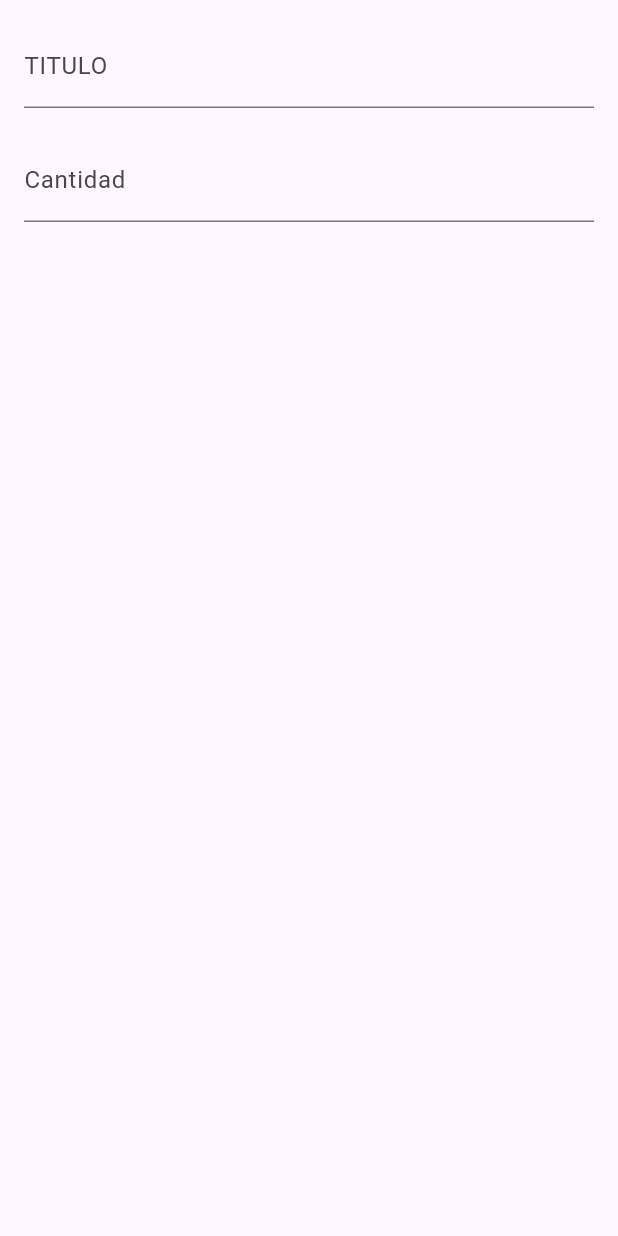
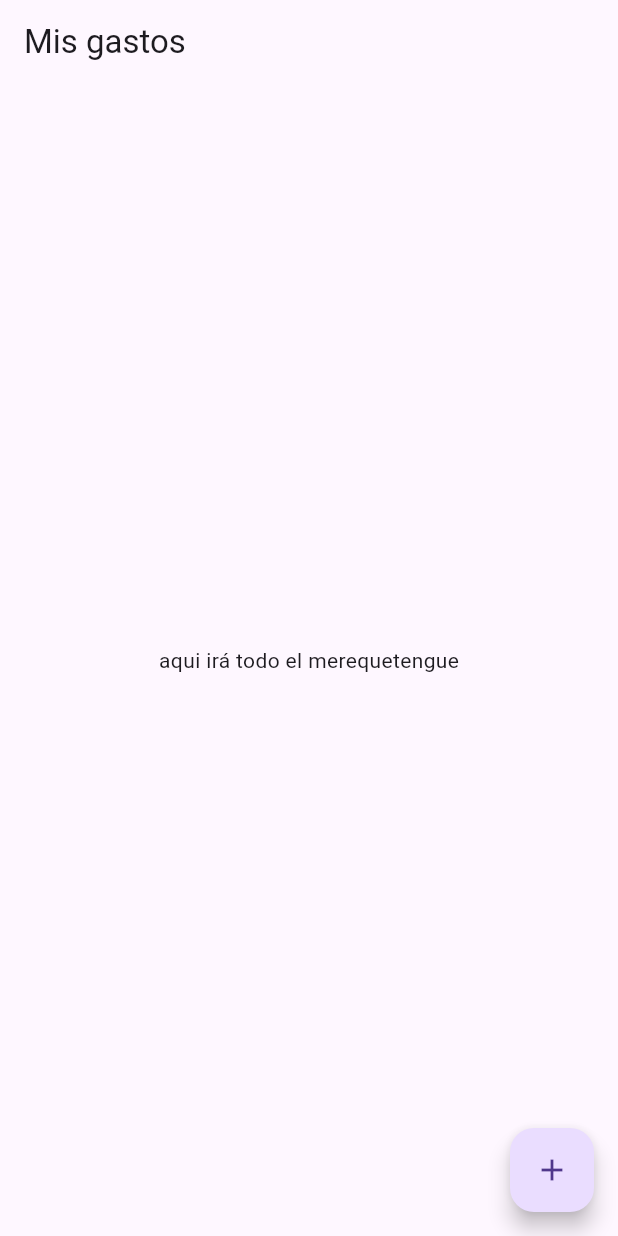
Before and after one commit to May-ecr/superSuperGeniales, a Flutter app: the screen it shows after launch, on a phone screen of 412 x 824 dp. Run offline on Flutter 3.47's test engine with Material 3 defaults, Android fonts, the phone set to English and light mode, and no system bars.

Commit message:
Cambio 2, se agrega pantalla principal

```diff
--- a/proyectofinal/lib/main.dart
+++ b/proyectofinal/lib/main.dart
@@ -1,8 +1,21 @@
 import 'package:flutter/material.dart';
-import 'package:proyectofinal/cuestionario.dart';
+//import 'package:proyectofinal/cuestionario.dart';
+import 'package:proyectofinal/pantalla_principal.dart';
 
 void main (){
   runApp(
-    const Cuestionario()
+    const MyApp()
   );
 }
+ //esto no se pq se tuvo que crear pero si no lo ponia me salia una pantalla roja jajaja
+class MyApp extends StatelessWidget {
+  const MyApp({super.key});
+
+  @override
+  Widget build(BuildContext context) {
+    return const MaterialApp(
+      debugShowCheckedModeBanner: false,
+      home: pantallaPrincipal(),
+    );
+  }
+}
--- /dev/null
+++ b/proyectofinal/lib/pantalla_principal.dart
@@ -0,0 +1,57 @@
+import 'package:flutter/material.dart';
+import 'cuestionario.dart';
+
+class pantallaPrincipal extends StatefulWidget{
+  const pantallaPrincipal({super.key});
+
+  @override
+  State<pantallaPrincipal> createState(){
+   return  _pantallaPrincipalState();
+  //  el StatefulWidget es una cosa que tiene dos partes, el estado y un
+  //  widget(no entiendo que es el widget jaja) entonces en el estado
+  //  es donde se ponen o donde van las cosas que cambian
+  }
+}
+
+class _pantallaPrincipalState extends State<pantallaPrincipal>{
+  //esta clase guarda todo lo que puede cambiar en nuestra bella pantalla
+
+  @override
+  Widget build(BuildContext context) {
+    // el método build es lit construir, flutter ejecuta lo que pongamos
+    //aquí cada vez que la pantalla se actualice o refresque como cuando
+    //agreguemos un gasto se tiene que volver a construir para mostrar el
+    //nuevo gasto
+    return Scaffold(//este es como una estructura para que la pantalla
+    //se vea linda, me imagino como el body en web
+    //dentro de aqui podemos poner los demas elementos que iran en nuestra bella pantalla
+    appBar: AppBar(//appBar es como un espacio para una barra en la parte
+    //de arriba de la pantalla
+      title: const Text("Mis gastos"),
+    ),
+    body: const Center(//este es como el contenido principal de nuestra pantalla
+      //y con center, centrará todo lo que esté adentro
+      child: Text ("aqui irá todo el merequetengue"),
+      // el child es como un bebé, o sea por ejemplo el body es una caja
+      // que es el papá, entonces child es una caja bebé dentro de la caja pantallaPrincipal
+      // y cuando es child es pq en esta cajita solo habr´ra un elemento y
+      // cuando es children es que en esa caja puede haber más elementos que solo 1
+    ),
+
+    floatingActionButton: FloatingActionButton(
+      // floatingActionButton es un bontoncito flotante y redondito
+      onPressed: () {//aqui ponemos lo que pasa cuando lo presionamos
+        Navigator.of(context).push(//aqui ya le decimos al boton lo que queremos que haga
+        //que sería cambiar a la pantalla del fomulario
+          MaterialPageRoute(
+            builder: (context) => const Cuestionario(),
+            ),
+        );
+      },
+      child: const Icon(Icons.add),//con icons icon.add le decimos q adentro
+      //del boton ira el icono +
+    ),
+    );
+  }
+
+}
```
